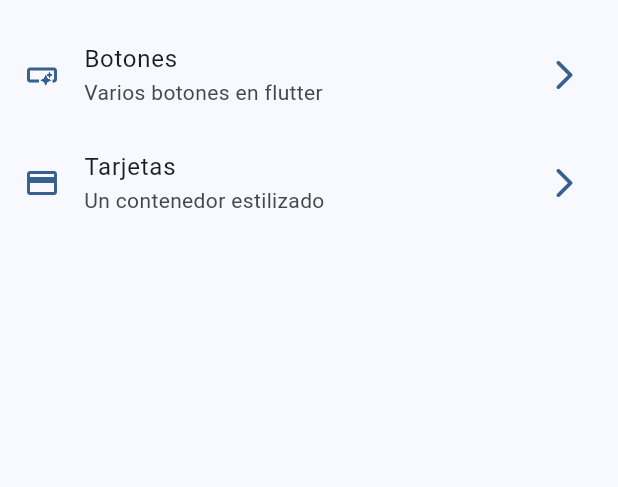
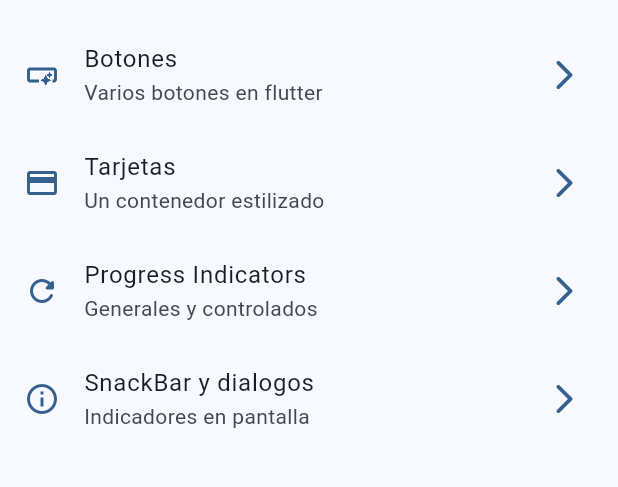
Before and after one commit to matuumdq/widgets_app, a Flutter app: the screen it shows after launch, on a phone screen of 412 x 824 dp, the part 63-550 px from its top. Run offline on Flutter 3.47's test engine with Material 2 defaults, Android fonts, the phone set to English and light mode, and no system bars; our stand-ins replace go_router.

Commit message:
add snackbars and dialogs

```diff
--- a/lib/config/menu/menu_items.dart
+++ b/lib/config/menu/menu_items.dart
@@ -24,4 +24,14 @@ const appMenuItems = <MenuItem>[
       subTitle: 'Un contenedor estilizado',
       link: '/cards',
       icon: Icons.credit_card),
+  MenuItem(
+      title: 'Progress Indicators',
+      subTitle: 'Generales y controlados',
+      link: '/progress',
+      icon: Icons.refresh_rounded),
+  MenuItem(
+      title: 'SnackBar y dialogos',
+      subTitle: 'Indicadores en pantalla',
+      link: '/snackbars',
+      icon: Icons.info_outline),
 ];
--- a/lib/config/router/app_router.dart
+++ b/lib/config/router/app_router.dart
@@ -19,5 +19,15 @@ final appRouter = GoRouter(
       name: CardsScreen.name,
       builder: (context, state) => const CardsScreen(),
     ),
+    GoRoute(
+      path: '/progress',
+      name: ProgressScreen.name,
+      builder: (context, state) => const ProgressScreen(),
+    ),
+    GoRoute(
+      path: '/snackbars',
+      name: SnackbarScreen.name,
+      builder: (context, state) => const SnackbarScreen(),
+    ),
   ],
 );
--- a/lib/main.dart
+++ b/lib/main.dart
@@ -13,6 +13,7 @@ class MyApp extends StatelessWidget {
   @override
   Widget build(BuildContext context) {
     return MaterialApp.router(
+      title: 'Flutter Widgets',
       routerConfig: appRouter,
       debugShowCheckedModeBanner: false,
       theme: AppTheme(selectedColor: 0).getTheme(),
```
Also changed, not shown: lib/presentation/screens/progress/progress_screen.dart (+73 -1 lines), lib/presentation/screens/snackbar/snackbar_screen.dart (+60 -1 lines).
